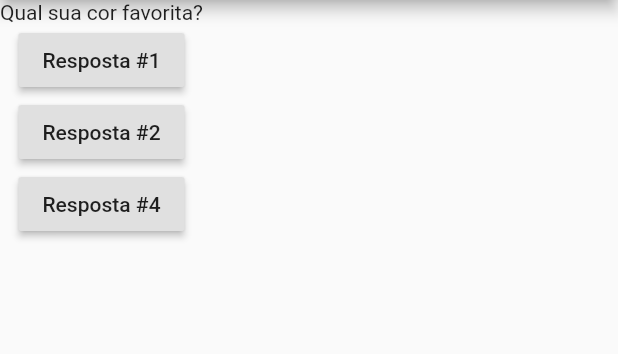
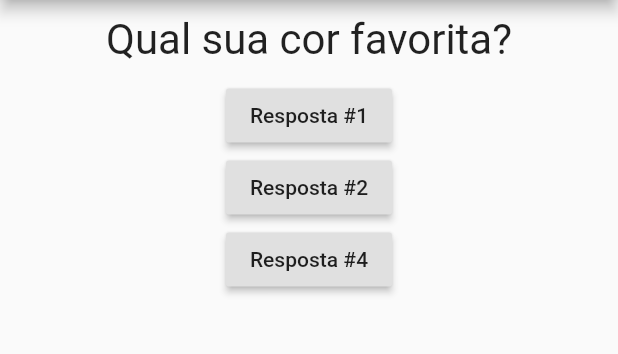
Before and after one commit to brandaoti/flutter-perguntas-resposta-app, a Flutter app: the screen it shows after launch, on a phone screen of 412 x 824 dp, the part 84-438 px from its top. Run offline on Flutter 3.47's test engine with Material 2 defaults, Android fonts, the phone set to English and light mode, and no system bars.

Commit message:
Envolvendo class em um Container, atualizado estrutura

```diff
--- a/lib/questao.dart
+++ b/lib/questao.dart
@@ -10,8 +10,14 @@ class Questao extends StatelessWidget {
   @override
   Widget build(BuildContext context) {
     // implement build Questão
-    return Text(
-      questao,
+    return Container(
+      width: double.infinity,
+      margin: EdgeInsets.all(10),
+      child: Text(
+        questao,
+        style: TextStyle(fontSize: 28),
+        textAlign: TextAlign.center,
+      ),
     );
   }
 }
```
